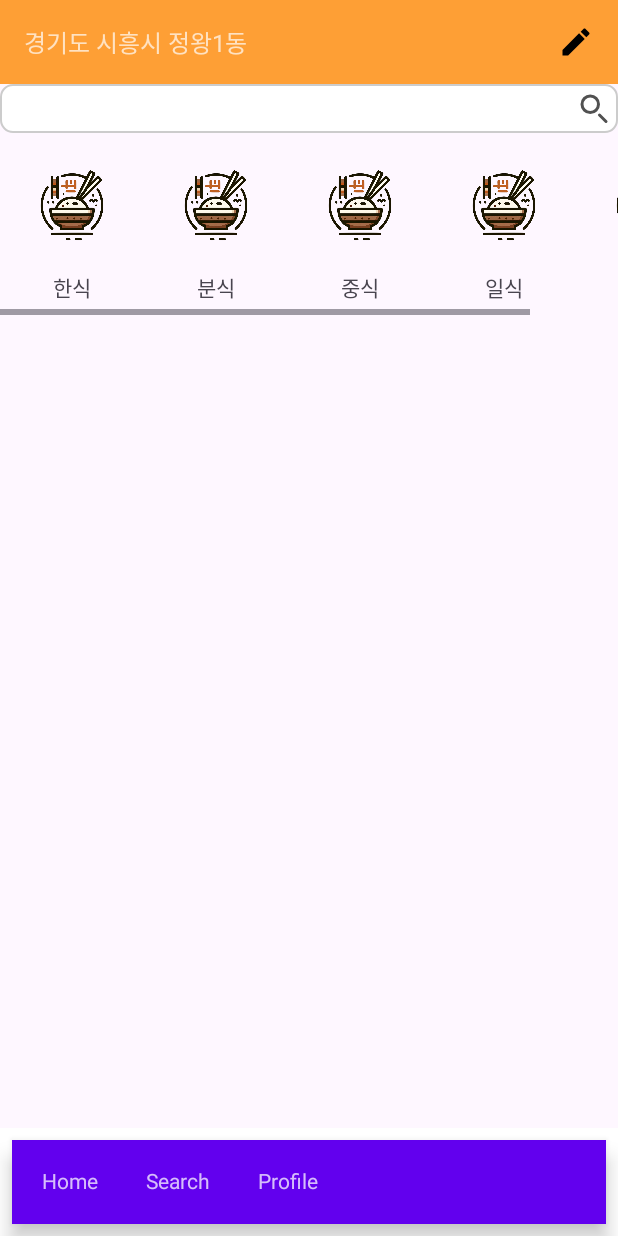
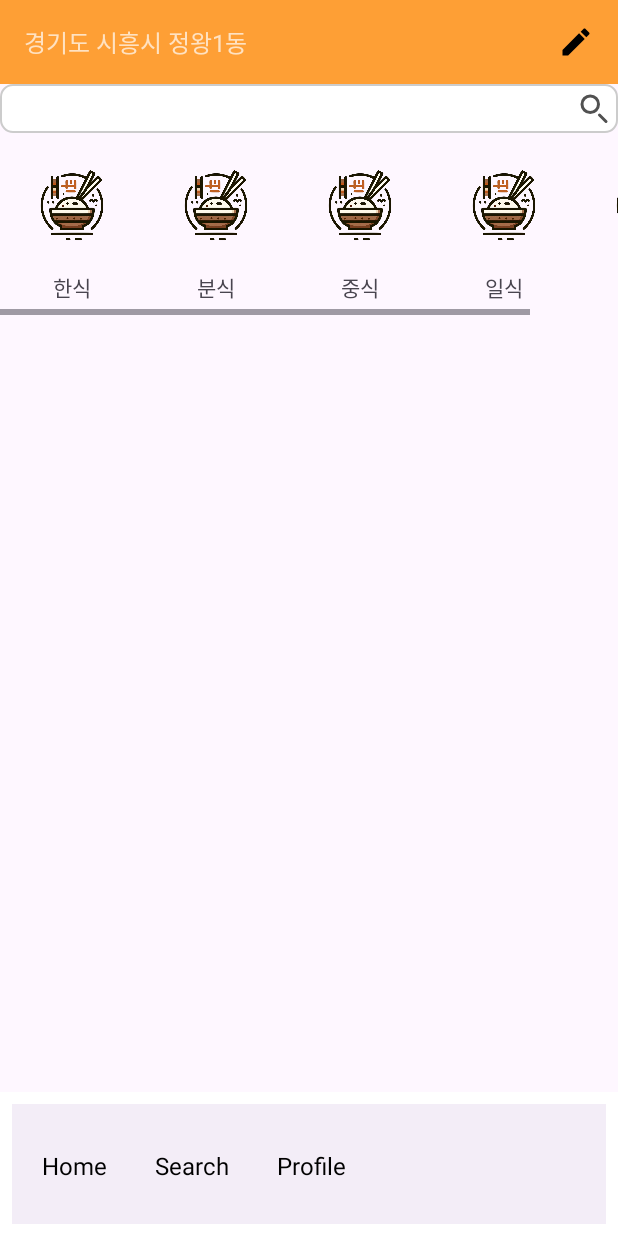
Before and after one commit to Cycrypto/mobile-zipbob, an Android app built with Jetpack Compose: the MainActivity screen opened directly, with no data from a screen before it, on a phone screen of 412 x 824 dp. Run offline under Robolectric (Android 15) with nearby library versions, the phone set to English and light mode, and no system bars; Roboto replaces fonts that are not available here.

Commit message:
feat: add app theme files

```diff
--- a/app/build.gradle.kts
+++ b/app/build.gradle.kts
@@ -66,6 +66,7 @@ dependencies {
     implementation(libs.androidx.legacy.support.v4)
     implementation(libs.androidx.recyclerview)
     implementation(libs.androidx.cardview)
+    implementation(libs.androidx.material3.android)
     testImplementation(libs.junit)
     androidTestImplementation(libs.androidx.junit)
     androidTestImplementation(libs.androidx.espresso.core)
--- a/app/src/main/java/com/example/hansotbob/ui/MainActivity.kt
+++ b/app/src/main/java/com/example/hansotbob/ui/MainActivity.kt
@@ -1,16 +1,18 @@
 package com.example.hansotbob.ui
-
 import android.os.Bundle
 import androidx.appcompat.app.AppCompatActivity
-import androidx.compose.foundation.layout.fillMaxWidth
-import androidx.compose.foundation.layout.padding
-import androidx.compose.material.*
+import androidx.compose.foundation.background
+import androidx.compose.foundation.layout.*
+import androidx.compose.foundation.shape.RoundedCornerShape
+import androidx.compose.material3.*
 import androidx.compose.runtime.Composable
 import androidx.compose.ui.Modifier
+import androidx.compose.ui.graphics.Color
 import androidx.compose.ui.platform.ComposeView
 import androidx.compose.ui.unit.dp
 import com.example.hansotbob.R
 import com.example.hansotbob.fragment.RestaurantListFragment
+import com.example.hansotbob.ui.theme.HansotbobTheme
 
 class MainActivity : AppCompatActivity() {
 
@@ -28,7 +30,9 @@ class MainActivity : AppCompatActivity() {
         // ComposeView를 사용하여 Compose Navigation 추가
         val composeView = findViewById<ComposeView>(R.id.compose_view)
         composeView.setContent {
-            NavigationBar()
+            HansotbobTheme {
+                NavigationBar()
+            }
         }
     }
 }
@@ -39,7 +43,6 @@ fun NavigationBar() {
         BottomAppBar(
             modifier = Modifier.padding(8.dp)
         ) {
-            // 네비게이션 항목
             Text(text = "Home", modifier = Modifier.padding(16.dp))
             Text(text = "Search", modifier = Modifier.padding(16.dp))
             Text(text = "Profile", modifier = Modifier.padding(16.dp))
--- /dev/null
+++ b/app/src/main/java/com/example/hansotbob/ui/theme/Color.kt
@@ -0,0 +1,10 @@
+package com.example.hansotbob.ui.theme
+
+import androidx.compose.ui.graphics.Color
+
+val PrimaryColor = Color(0xFFFE9F35)
+val WarmHomeColor = Color(0xFFFFD700)
+val ShareColor = Color(0xFF87CEEB)
+val ShareColor2 = Color(0xFFFF6347)
+val AccentColor1 = Color(0xFFFFEB3B)
+val AccentColor2 = Color(0xFF8BC34A)
--- /dev/null
+++ b/app/src/main/java/com/example/hansotbob/ui/theme/Shape.kt
@@ -0,0 +1,11 @@
+package com.example.hansotbob.ui.theme
+
+import androidx.compose.foundation.shape.RoundedCornerShape
+import androidx.compose.material3.Shapes
+import androidx.compose.ui.unit.dp
+
+val Shapes = Shapes(
+    small = RoundedCornerShape(8.dp),
+    medium = RoundedCornerShape(16.dp),
+    large = RoundedCornerShape(24.dp)
+)
--- /dev/null
+++ b/app/src/main/java/com/example/hansotbob/ui/theme/Theme.kt
@@ -0,0 +1,29 @@
+package com.example.hansotbob.ui.theme
+
+import androidx.compose.material3.MaterialTheme
+import androidx.compose.material3.lightColorScheme
+import androidx.compose.runtime.Composable
+import androidx.compose.ui.graphics.Color
+
+private val LightColorScheme = lightColorScheme(
+    primary = PrimaryColor,
+    secondary = WarmHomeColor,
+    background = Color.White,
+    surface = Color.White,
+    error = Color.Red,
+    onPrimary = Color.White,
+    onSecondary = Color.Black,
+    onBackground = Color.Black,
+    onSurface = Color.Black,
+    onError = Color.White
+)
+
+@Composable
+fun HansotbobTheme(content: @Composable () -> Unit) {
+    MaterialTheme(
+        colorScheme = LightColorScheme,
+        typography = Typography,
+        shapes = Shapes,
+        content = content
+    )
+}
--- /dev/null
+++ b/app/src/main/java/com/example/hansotbob/ui/theme/Type.kt
@@ -0,0 +1,25 @@
+package com.example.hansotbob.ui.theme
+
+import androidx.compose.material3.Typography
+import androidx.compose.ui.text.TextStyle
+import androidx.compose.ui.text.font.FontFamily
+import androidx.compose.ui.text.font.FontWeight
+import androidx.compose.ui.unit.sp
+
+val Typography = Typography(
+    bodyLarge = TextStyle(
+        fontFamily = FontFamily.Default,
+        fontWeight = FontWeight.Normal,
+        fontSize = 16.sp
+    ),
+    headlineLarge = TextStyle(
+        fontFamily = FontFamily.Default,
+        fontWeight = FontWeight.Bold,
+        fontSize = 24.sp
+    ),
+    labelLarge = TextStyle(
+        fontFamily = FontFamily.Default,
+        fontWeight = FontWeight.W500,
+        fontSize = 14.sp
+    )
+)
--- a/gradle/libs.versions.toml
+++ b/gradle/libs.versions.toml
@@ -12,6 +12,7 @@ constraintlayout = "2.1.4"
 legacySupportV4 = "1.0.0"
 recyclerview = "1.3.0"
 cardview = "1.0.0"
+material3Android = "1.2.1"
 
 [libraries]
 androidx-core-ktx = { group = "androidx.core", name = "core-ktx", version.ref = "coreKtx" }
@@ -25,6 +26,7 @@ androidx-constraintlayout = { group = "androidx.constraintlayout", name = "const
 androidx-legacy-support-v4 = { group = "androidx.legacy", name = "legacy-support-v4", version.ref = "legacySupportV4" }
 androidx-recyclerview = { group = "androidx.recyclerview", name = "recyclerview", version.ref = "recyclerview" }
 androidx-cardview = { group = "androidx.cardview", name = "cardview", version.ref = "cardview" }
+androidx-material3-android = { group = "androidx.compose.material3", name = "material3-android", version.ref = "material3Android" }
 
 [plugins]
 androidApplication = { id = "com.android.application", version.ref = "agp" }
```
